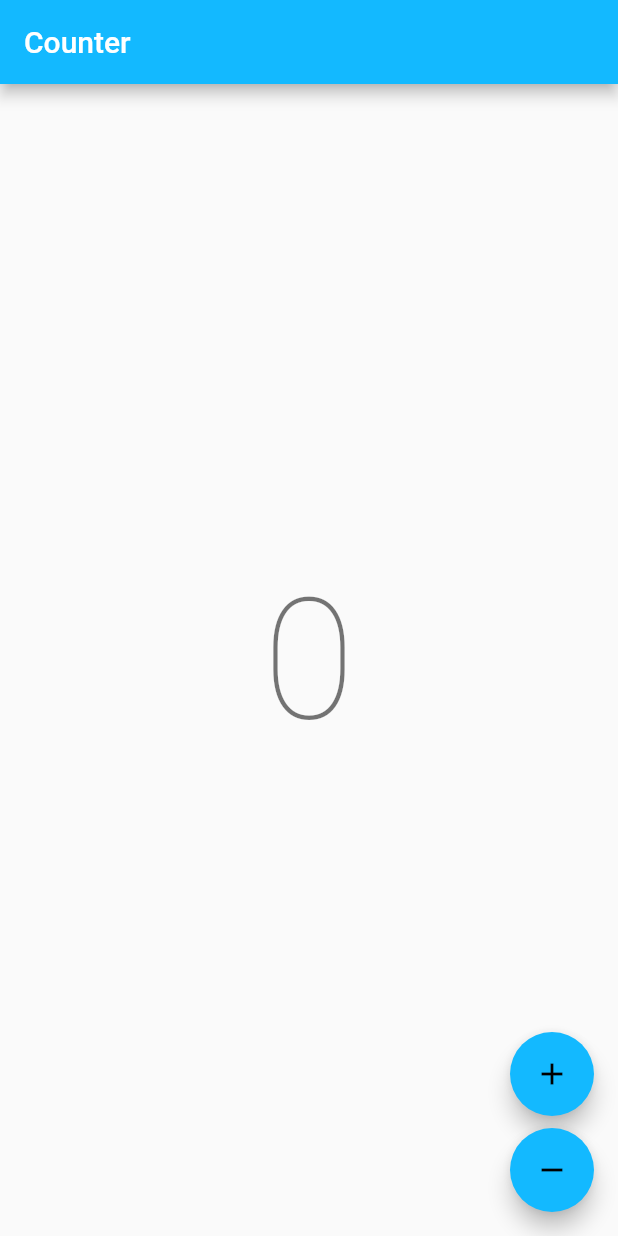
After one commit to mahmuthanb/flutter_template, a Flutter app: the screen it shows after launch, on a phone screen of 412 x 824 dp. The commit adds this screen. Run offline on Flutter 3.47's test engine with Material 2 defaults, Android fonts, the phone set to English and light mode, and no system bars; our stand-ins replace bloc, flutter_bloc; generated files the repository leaves out were written again.

Commit message:
dashboard page

```diff
--- a/lib/app/view/app.dart
+++ b/lib/app/view/app.dart
@@ -1,5 +1,5 @@
 import 'package:flutter/material.dart';
-import 'package:flutter_template/counter/counter.dart';
+import 'package:flutter_template/dashboard/view/dashboard_page.dart';
 import 'package:flutter_template/l10n/l10n.dart';
 
 class App extends StatelessWidget {
@@ -16,7 +16,7 @@ class App extends StatelessWidget {
       ),
       localizationsDelegates: AppLocalizations.localizationsDelegates,
       supportedLocales: AppLocalizations.supportedLocales,
-      home: const CounterPage(),
+      home: const DashboardPage(),
     );
   }
 }
--- /dev/null
+++ b/lib/dashboard/cubit/dashboard_cubit.dart
@@ -0,0 +1,10 @@
+import 'package:bloc/bloc.dart';
+import 'package:flutter/cupertino.dart';
+part 'dashboard_state.dart';
+
+class DashboardCubit extends Cubit<int> {
+  DashboardCubit() : super(0);
+
+  void increment() => emit(state + 1);
+  void decrement() => emit(state - 1);
+}
--- /dev/null
+++ b/lib/dashboard/cubit/dashboard_state.dart
@@ -0,0 +1,6 @@
+part of 'dashboard_cubit.dart';
+
+@immutable
+abstract class DashboardState {}
+
+class DashboardInitial extends DashboardState {}
--- /dev/null
+++ b/lib/dashboard/view/dashboard_page.dart
@@ -0,0 +1,55 @@
+import 'package:flutter/material.dart';
+import 'package:flutter_bloc/flutter_bloc.dart';
+import 'package:flutter_template/dashboard/cubit/dashboard_cubit.dart';
+import 'package:flutter_template/l10n/l10n.dart';
+
+class DashboardPage extends StatelessWidget {
+  const DashboardPage({super.key});
+
+  @override
+  Widget build(BuildContext context) {
+    return BlocProvider(
+      create: (_) => DashboardCubit(),
+      child: const DashboardView(),
+    );
+  }
+}
+
+class DashboardView extends StatelessWidget {
+  const DashboardView({super.key});
+
+  @override
+  Widget build(BuildContext context) {
+    final l10n = context.l10n;
+    return Scaffold(
+      appBar: AppBar(title: Text(l10n.counterAppBarTitle)),
+      body: const Center(child: CounterText()),
+      floatingActionButton: Column(
+        mainAxisAlignment: MainAxisAlignment.end,
+        crossAxisAlignment: CrossAxisAlignment.end,
+        children: [
+          FloatingActionButton(
+            onPressed: () => context.read<DashboardCubit>().increment(),
+            child: const Icon(Icons.add),
+          ),
+          const SizedBox(height: 8),
+          FloatingActionButton(
+            onPressed: () => context.read<DashboardCubit>().decrement(),
+            child: const Icon(Icons.remove),
+          ),
+        ],
+      ),
+    );
+  }
+}
+
+class CounterText extends StatelessWidget {
+  const CounterText({super.key});
+
+  @override
+  Widget build(BuildContext context) {
+    final theme = Theme.of(context);
+    final count = context.select((DashboardCubit cubit) => cubit.state);
+    return Text('$count', style: theme.textTheme.displayLarge);
+  }
+}
```
Also changed, not shown: lib/dashboard/dashboard.dart (added).
